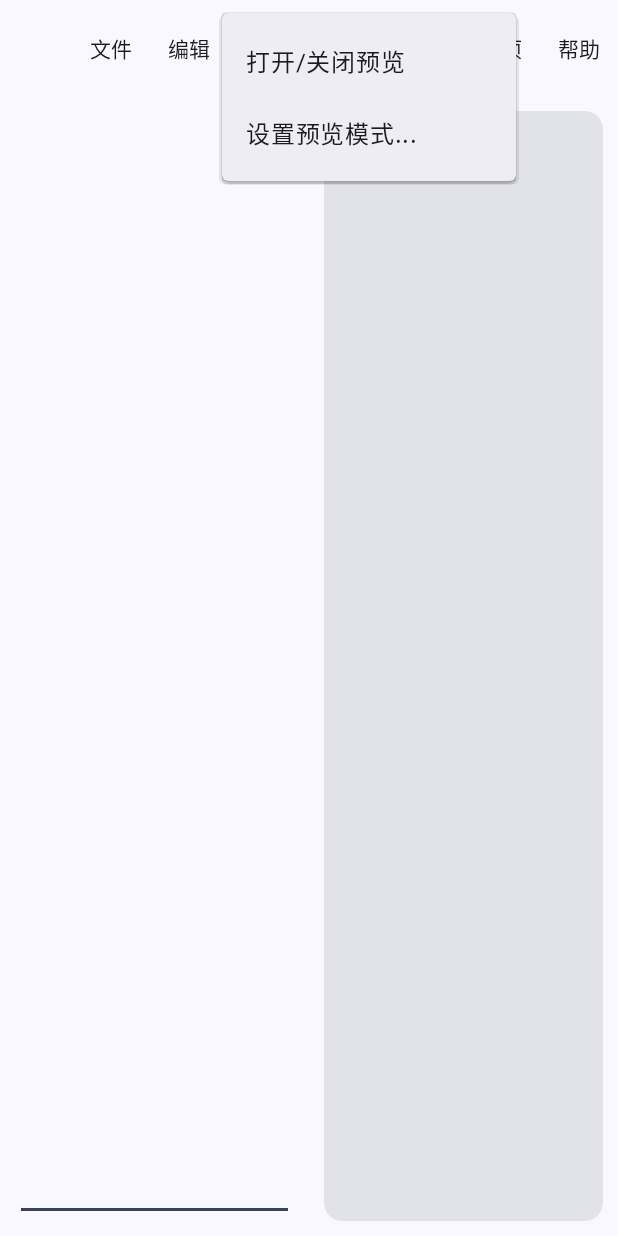
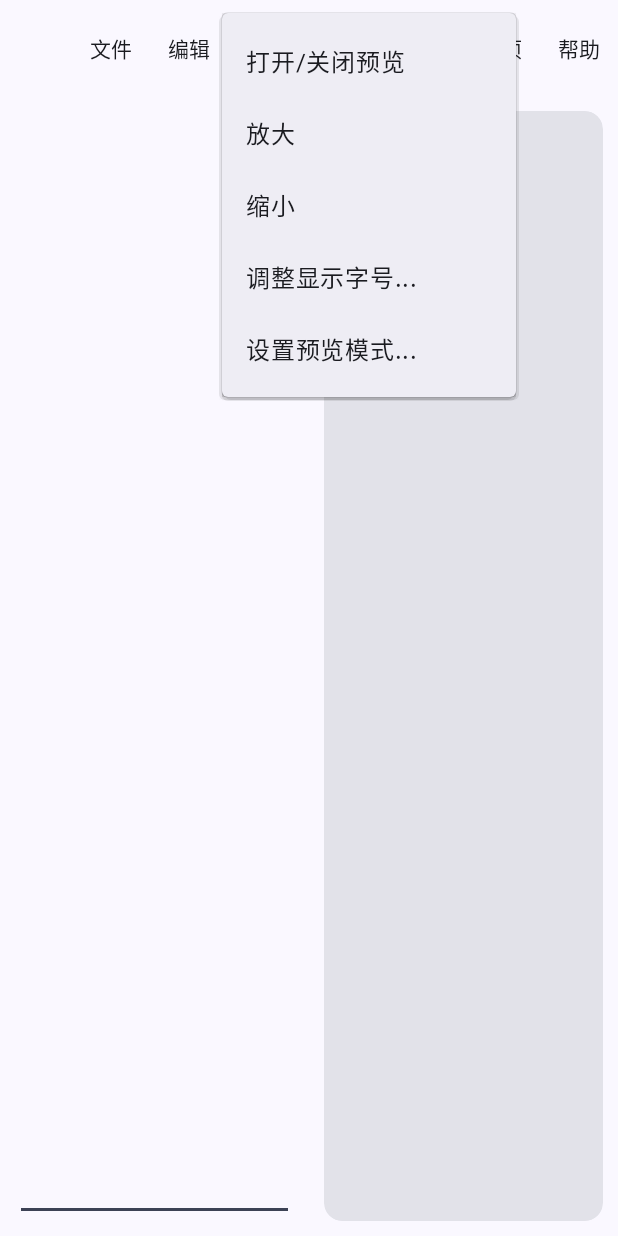
Before and after one commit to SteveWorkshop/TextEditor, an Android app: the screen it shows after launch (MainActivity), after a tap on "视图", on a phone screen of 412 x 824 dp. Run offline under Robolectric (Android 15) with nearby library versions, the phone set to English and light mode, and no system bars; libraries missing offline, so code that uses them is left out: io.noties.markwon; 4 statements that could not run were skipped.

Commit message:
他来了他来了

```diff
--- a/app/build.gradle
+++ b/app/build.gradle
@@ -11,7 +11,7 @@ android {
         minSdk 30
         targetSdk 34
         versionCode 1
-        versionName "1.0"
+        versionName "0.1-alpha"
 
         testInstrumentationRunner "androidx.test.runner.AndroidJUnitRunner"
     }
--- a/app/src/main/java/io/github/materialapps/texteditor/ui/fragment/EditorViewModel.java
+++ b/app/src/main/java/io/github/materialapps/texteditor/ui/fragment/EditorViewModel.java
@@ -1,9 +1,12 @@
 package io.github.materialapps.texteditor.ui.fragment;
+
+import android.net.Uri;
 
 import androidx.lifecycle.LiveData;
 import androidx.lifecycle.MutableLiveData;
 import androidx.lifecycle.ViewModel;
 
+import io.github.materialapps.texteditor.BaseApplication;
 import lombok.Getter;
 import lombok.Setter;
 
@@ -15,7 +18,7 @@ public class EditorViewModel extends ViewModel {
 
     @Getter
     @Setter
-    private MutableLiveData<Boolean> instanceType=new MutableLiveData<>();
+    private MutableLiveData<Boolean> instanceType=new MutableLiveData<>(BaseApplication.NEW_FILE);
 
     @Getter
     @Setter
@@ -27,7 +30,7 @@ public class EditorViewModel extends ViewModel {
 
     @Getter
     @Setter
-    private MutableLiveData<String> filePath;
+    private MutableLiveData<Uri> currentFileUri=new MutableLiveData<>();
 
     //todo:优化性能
     public void onTextChanged(String text)
@@ -39,4 +42,19 @@ public class EditorViewModel extends ViewModel {
     {
         instanceType.setValue(type);
     }
+
+    public void setFileUriPath(Uri uri){
+        currentFileUri.setValue(uri);
+    }
+    public Uri getFileUriPath(){
+        return currentFileUri.getValue();
+    }
+
+    public void setInstanceStatus(boolean status){
+        instanceType.setValue(status);
+    }
+
+    public boolean getInstanceStatus(){
+        return instanceType.getValue();
+    }
 }
--- /dev/null
+++ b/app/src/main/java/io/github/materialapps/texteditor/util/SoundUtil.java
@@ -0,0 +1,34 @@
+package io.github.materialapps.texteditor.util;
+
+import android.content.Context;
+import android.content.res.AssetFileDescriptor;
+import android.content.res.AssetManager;
+
+import android.media.MediaPlayer;
+import android.util.Log;
+
+import java.io.IOException;
+
+/**
+ * 一个小彩蛋
+ * 柚子厨蒸鹅心（bushi
+ */
+
+public class SoundUtil {
+    private static final String TAG = "SoundUtil";
+    private static MediaPlayer mediaPlayer=new MediaPlayer();
+
+    public static MediaPlayer getSound(Context context){
+
+        try {
+            AssetManager assets = context.getAssets();
+            AssetFileDescriptor assetFileDescriptor = assets.openFd("ciallo.mp3");
+            mediaPlayer.setDataSource(assetFileDescriptor);
+            mediaPlayer.prepare();
+        } catch (IOException e) {
+            Log.e(TAG, "init: ", e);
+            return null;
+        }
+        return mediaPlayer;
+    }
+}
--- a/app/src/main/res/layout/fragment_editor.xml
+++ b/app/src/main/res/layout/fragment_editor.xml
@@ -48,6 +48,7 @@
                     android:layout_height="match_parent"
                     style="?attr/materialCardViewFilledStyle">
                     <LinearLayout
+                        android:layout_margin="8dp"
                         android:layout_width="match_parent"
                         android:layout_height="match_parent"
                         android:orientation="vertical">
--- a/app/src/main/res/menu/edit_menu.xml
+++ b/app/src/main/res/menu/edit_menu.xml
@@ -10,10 +10,13 @@
                 android:title="新建"/>
             <item
                 android:id="@+id/menu_open_file"
-                android:title="打开"/>
+                android:title="打开..."/>
             <item
                 android:id="@+id/menu_save_file"
                 android:title="保存"/>
+            <item
+                android:id="@+id/menu_save_as_file"
+                android:title="另存为..."/>
             <item
                 android:id="@+id/menu_exit"
                 android:title="退出"/>
@@ -32,7 +35,7 @@
             <item
                 android:title="粘贴"/>
             <item
-                android:title="查找与替换"/>
+                android:title="查找与替换..."/>
         </menu>
     </item>
     <item
@@ -41,6 +44,12 @@
         <menu>
             <item
                 android:title="打开/关闭预览"/>
+            <item
+                android:title="放大"/>
+            <item
+                android:title="缩小"/>
+            <item
+                android:title="调整显示字号..."/>
             <item
                 android:title="设置预览模式..."/>
         </menu>
@@ -76,9 +85,9 @@
         app:showAsAction="always">
         <menu>
             <item
-                android:title="图片"/>
+                android:title="图片..."/>
             <item
-                android:title="表格"/>
+                android:title="表格..."/>
             <item
                 android:title="水平线"/>
         </menu>
```
Also changed, not shown: app/src/main/java/io/github/materialapps/texteditor/ui/fragment/EditorFragment.java (+78 -6 lines), 2 other files.
